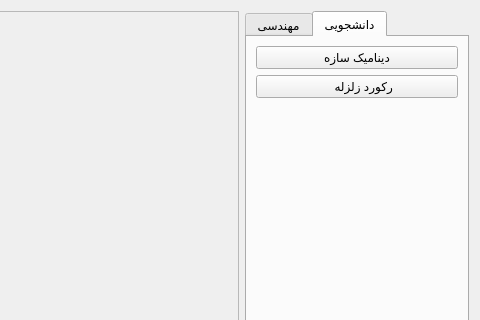
ebrahimraeyat/civilTools, file main_form.ui: the form before one commit; both pictures show x 157 to 637 and y 0 to 320 of the 637 by 533 pixel window.
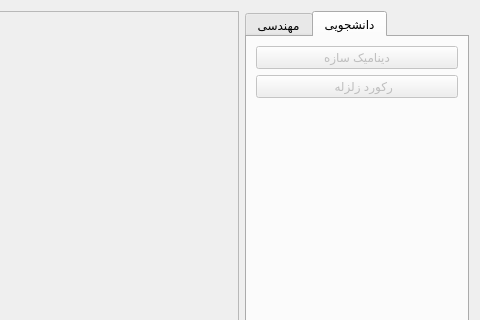
The form after the commit. Icons and pictures are not drawn.

Commit message: disable records and dynamic

```diff
--- a/main_form.ui
+++ b/main_form.ui
@@ -192,7 +192,7 @@
          <item>
           <widget class="QPushButton" name="dynamic_button">
            <property name="enabled">
-            <bool>true</bool>
+            <bool>false</bool>
            </property>
            <property name="text">
             <string>دینامیک سازه</string>
@@ -215,7 +215,7 @@
          <item>
           <widget class="QPushButton" name="record_Button">
            <property name="enabled">
-            <bool>true</bool>
+            <bool>false</bool>
            </property>
            <property name="text">
             <string>    رکورد زلزله</string>
```
